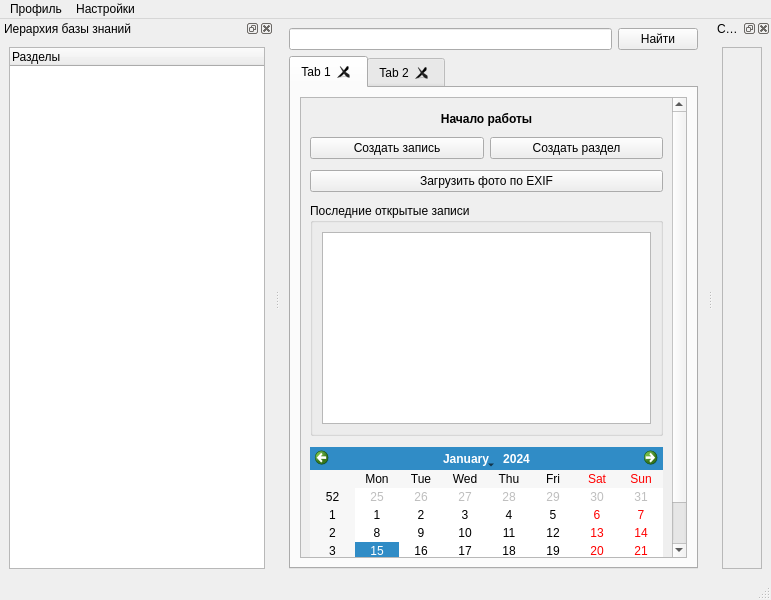
Above: src/student_helper_knowledge_base_app/ui_and_qrc_files/v1/main_window_ui.ui from MichaelIvanckov/student-helper before the change. Below: the same form after it.
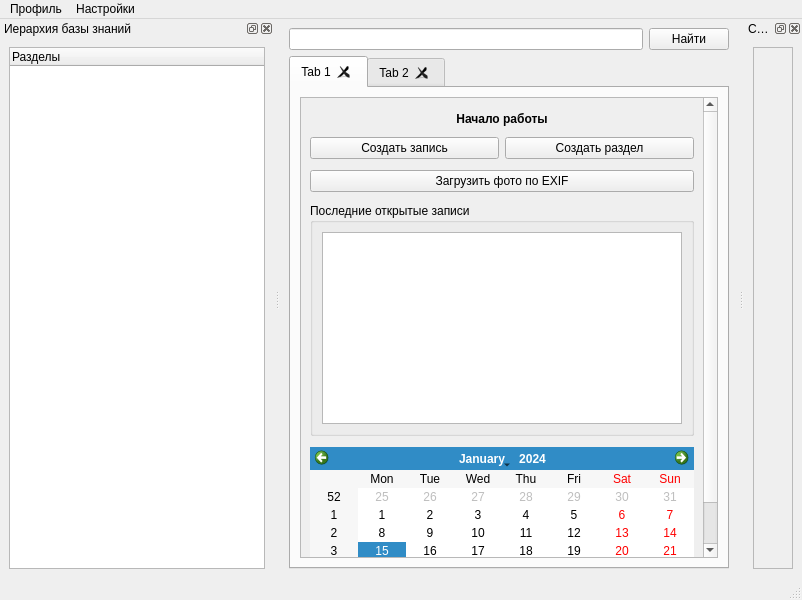
That is the form after the change.

Commit message: Добавил вторую версию прототипа окна

Patch:
```diff
--- a/src/student_helper_knowledge_base_app/ui_and_qrc_files/v1/main_window_ui.ui
+++ b/src/student_helper_knowledge_base_app/ui_and_qrc_files/v1/main_window_ui.ui
@@ -6,7 +6,7 @@
    <rect>
     <x>0</x>
     <y>0</y>
-    <width>771</width>
+    <width>802</width>
     <height>600</height>
    </rect>
   </property>
@@ -84,7 +84,7 @@
               <rect>
                <x>0</x>
                <y>0</y>
-               <width>351</width>
+               <width>382</width>
                <height>591</height>
               </rect>
              </property>
@@ -279,7 +279,7 @@
     <rect>
      <x>0</x>
      <y>0</y>
-     <width>771</width>
+     <width>802</width>
      <height>33</height>
     </rect>
    </property>
@@ -323,7 +323,7 @@
   </widget>
   <widget class="QDockWidget" name="dockWidget_7">
    <property name="windowTitle">
-    <string>Свйства</string>
+    <string>Свойства</string>
    </property>
    <attribute name="dockWidgetArea">
     <number>2</number>
```
The commit also changes 4 other files.
